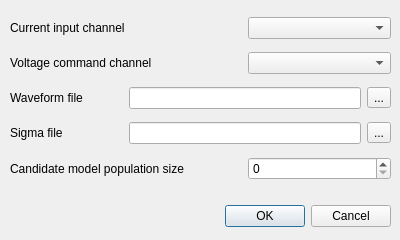
This is gui/vclampsetupdialog.ui in CompEphys-team/rtdo as Qt 5 draws it before an edit. The edited form follows.
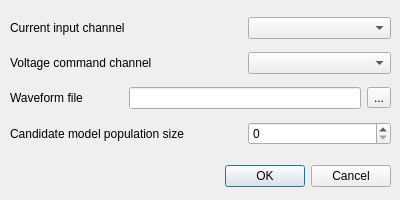
This is the edited form.

Commit message: Removed reference to obsolete sigma file in config and GUI

```diff
--- a/gui/vclampsetupdialog.ui
+++ b/gui/vclampsetupdialog.ui
@@ -7,7 +7,7 @@
     <x>0</x>
     <y>0</y>
     <width>400</width>
-    <height>240</height>
+    <height>200</height>
    </rect>
   </property>
   <property name="windowTitle">
@@ -17,7 +17,7 @@
    <property name="geometry">
     <rect>
      <x>50</x>
-     <y>200</y>
+     <y>160</y>
      <width>341</width>
      <height>32</height>
     </rect>
@@ -35,18 +35,11 @@
      <x>10</x>
      <y>10</y>
      <width>381</width>
-     <height>181</height>
+     <height>142</height>
     </rect>
    </property>
    <layout class="QGridLayout" name="gridLayout">
-    <item row="3" column="3">
-     <widget class="QToolButton" name="sigmaBrowse">
-      <property name="text">
-       <string>...</string>
-      </property>
-     </widget>
-    </item>
-    <item row="4" column="0" colspan="2">
+    <item row="3" column="0" colspan="2">
      <widget class="QLabel" name="label_5">
       <property name="text">
        <string>Candidate model population size</string>
@@ -73,7 +66,7 @@
     <item row="1" column="2" colspan="2">
      <widget class="QComboBox" name="voltageOutputChannel"/>
     </item>
-    <item row="4" column="2" colspan="2">
+    <item row="3" column="2" colspan="2">
      <widget class="QSpinBox" name="popSize">
       <property name="maximum">
        <number>1000000</number>
@@ -83,12 +76,16 @@
       </property>
      </widget>
     </item>
-    <item row="3" column="1" colspan="2">
-     <widget class="QLineEdit" name="sigmaFile"/>
-    </item>
     <item row="2" column="1" colspan="2">
      <widget class="QLineEdit" name="waveformFile"/>
     </item>
+    <item row="2" column="3">
+     <widget class="QToolButton" name="waveformBrowse">
+      <property name="text">
+       <string>...</string>
+      </property>
+     </widget>
+    </item>
     <item row="2" column="0">
      <widget class="QLabel" name="label_3">
       <property name="text">
@@ -96,20 +93,6 @@
       </property>
      </widget>
     </item>
-    <item row="3" column="0">
-     <widget class="QLabel" name="label_4">
-      <property name="text">
-       <string>Sigma file</string>
-      </property>
-     </widget>
-    </item>
-    <item row="2" column="3">
-     <widget class="QToolButton" name="waveformBrowse">
-      <property name="text">
-       <string>...</string>
-      </property>
-     </widget>
-    </item>
    </layout>
   </widget>
  </widget>
```
The commit also changes 4 other files.
